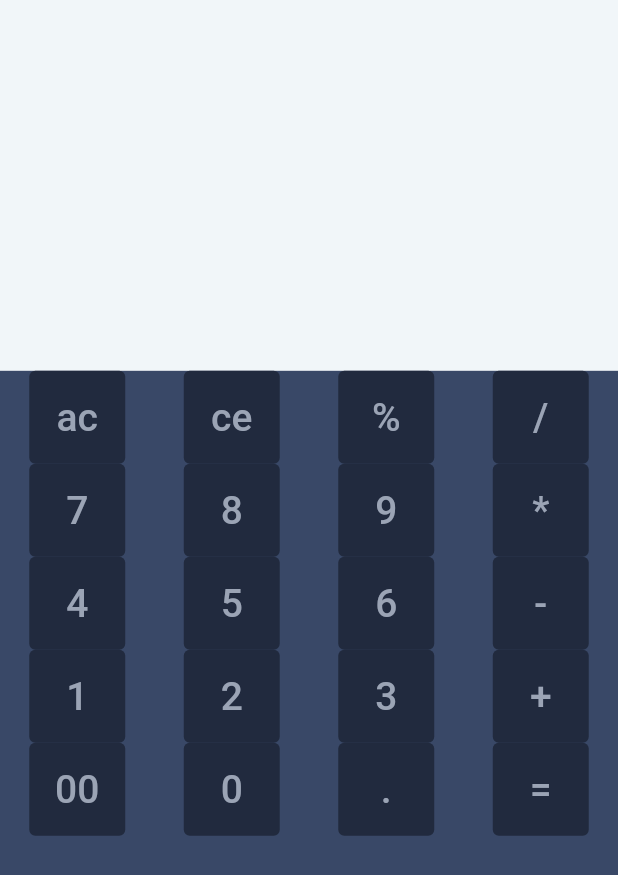
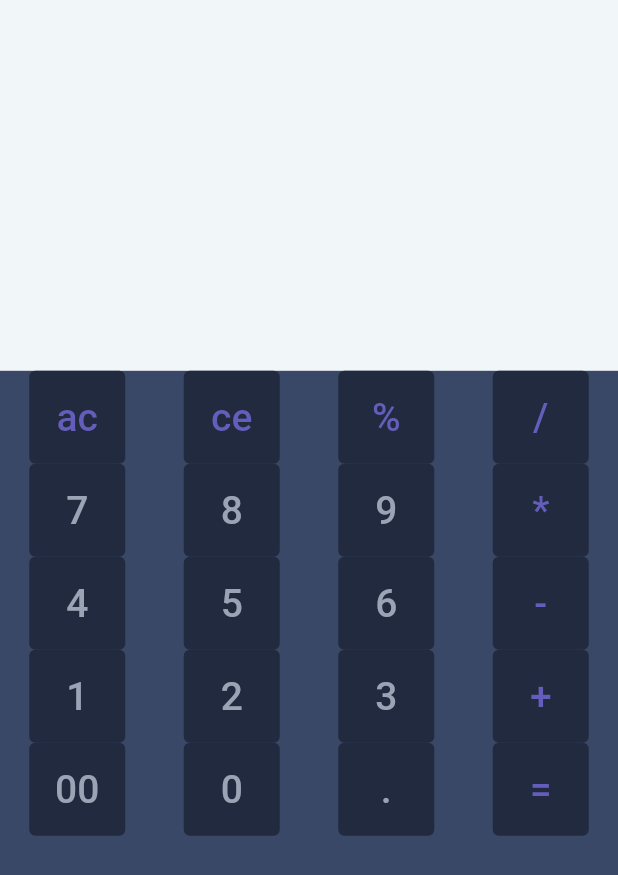
Before and after one commit to amirahmadadibi/7learnCalc, a Flutter app: the screen it shows after launch, on a phone screen of 412 x 824 dp. Shown: the top 875 px of the screen. Run offline on Flutter 3.47's test engine with Material 2 defaults, Android fonts, the phone set to English and light mode, and no system bars.

Commit message:
S06 E06 change action buttons labale color

```diff
--- a/lib/main.dart
+++ b/lib/main.dart
@@ -64,7 +64,7 @@ class KeyboardRow extends StatelessWidget {
             padding: const EdgeInsets.all(8.0),
             child: Text(
               text1,
-              style: TextStyle(fontSize: 26, color: lableColor),
+              style: TextStyle(fontSize: 26, color: getLableColor(text1)),
             ),
           ),
         ),
@@ -75,7 +75,7 @@ class KeyboardRow extends StatelessWidget {
             padding: const EdgeInsets.all(8.0),
             child: Text(
               text2,
-              style: TextStyle(fontSize: 26, color: lableColor),
+              style: TextStyle(fontSize: 26, color: getLableColor(text2)),
             ),
           ),
         ),
@@ -86,7 +86,7 @@ class KeyboardRow extends StatelessWidget {
             padding: const EdgeInsets.all(8.0),
             child: Text(
               text3,
-              style: TextStyle(fontSize: 26, color: lableColor),
+              style: TextStyle(fontSize: 26, color: getLableColor(text3)),
             ),
           ),
         ),
@@ -97,11 +97,29 @@ class KeyboardRow extends StatelessWidget {
             padding: const EdgeInsets.all(8.0),
             child: Text(
               text4,
-              style: TextStyle(fontSize: 26, color: lableColor),
+              style: TextStyle(fontSize: 26, color: getLableColor(text4)),
             ),
           ),
         ),
       ],
     );
   }
+
+  bool isCharAFunction(String text) {
+    var list = ['ac', 'ce', '%', '/', '*', '-', '+', '='];
+    for (var item in list) {
+      if (item == text) {
+        return true;
+      }
+    }
+    return false;
+  }
+
+  Color getLableColor(String text) {
+    if (isCharAFunction(text)) {
+      return Color(0xff655DBB);
+    } else {
+      return Color(0xff9BA4B5);
+    }
+  }
 }
```
